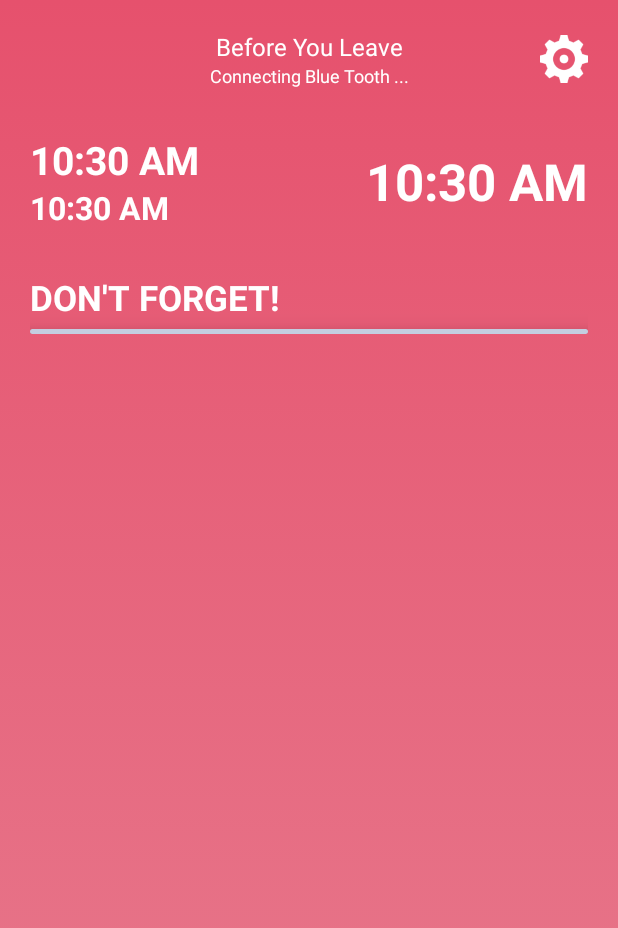
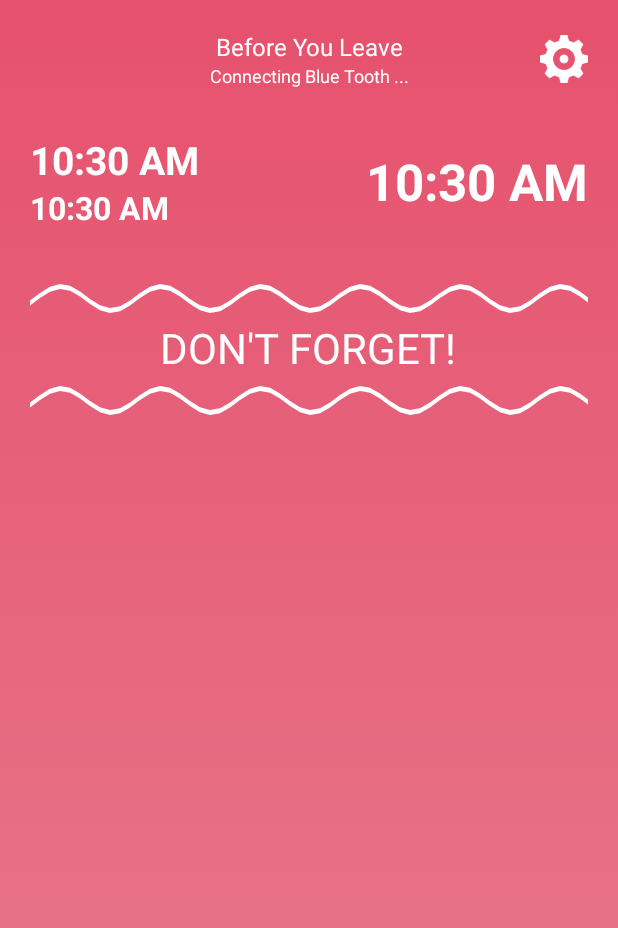
Before and after one commit to munhra/byouleave, an Android app: the screen it shows after launch (MainActivity), on a phone screen of 412 x 824 dp. Shown: the top 928 px of the screen. Run offline under Robolectric (Android 15) with nearby library versions, the phone set to English and light mode, and no system bars; libraries missing offline, so code that uses them is left out: com.google.api.client, com.google.api.services, pub.devrel.easypermissions; 3 statements that could not run were skipped.

Commit message:
added animated wavy line above and below 'Don't Forget' text

```diff
--- a/app/src/main/java/com/example/vntraal/byouleave/MainActivity.java
+++ b/app/src/main/java/com/example/vntraal/byouleave/MainActivity.java
@@ -269,7 +269,7 @@ public class MainActivity extends AppCompatActivity {
         } else {
             btManager = (BluetoothManager)getSystemService(Context.BLUETOOTH_SERVICE);
             calendarManager.startTask();
-            startService(new Intent(getBaseContext(), BluetoothConnection.class));
+//            startService(new Intent(getBaseContext(), BluetoothConnection.class));
             callAsynchronousTask();
         }
     }
--- /dev/null
+++ b/app/src/main/java/com/example/vntraal/byouleave/WaveView.java
@@ -0,0 +1,113 @@
+package com.example.vntraal.byouleave;
+
+import android.content.Context;
+import android.content.res.TypedArray;
+import android.graphics.Canvas;
+import android.graphics.Color;
+import android.graphics.Paint;
+import android.graphics.Path;
+import android.os.Handler;
+import android.util.AttributeSet;
+import android.util.Log;
+import android.view.View;
+
+/**
+ * Created by vntants on 9/4/17.
+ */
+
+public class WaveView extends View {
+
+    private Handler handler;
+    private Context mContext = null;
+
+    private int width = 0;
+
+    /**
+     * x, y are used to plot the path for wave
+     */
+    float x;
+    float y;
+
+    private Paint firstWaveColor;
+
+    int lineThickness = 5;
+    int amplitudeFactor = 12;
+    int period = 50;
+    int amplitude = 80;
+    private float shift = 0;
+
+    private int quadrant;
+
+    Path firstWavePath = new Path();
+
+    private float speed = (float) 0.1;
+
+    public WaveView(Context context) {
+        super(context);
+        init(context);
+    }
+
+    public WaveView(Context context, AttributeSet attrs) {
+        super(context, attrs);
+        init(context);
+    }
+
+    private void init(Context context) {
+
+        mContext = context;
+
+        firstWaveColor = new Paint();
+        firstWaveColor.setAntiAlias(true);
+        firstWaveColor.setStrokeWidth(2);
+        firstWaveColor.setColor(Color.parseColor("#FFFFFF"));
+
+        handler = new Handler();
+        handler.postDelayed(new WaveRunnable(), 16);
+    }
+
+    @Override
+    protected void onDraw(Canvas canvas) {
+        super.onDraw(canvas);
+
+        canvas.drawColor(Color.alpha(0));
+        quadrant = getHeight()/2;
+        width = canvas.getWidth();
+
+        firstWavePath.lineTo(0, quadrant);
+
+        int i;
+
+        for (i = 0; i < width + 10; i = i + 10) {
+            x = (float) i;
+
+            y = quadrant + amplitudeFactor * (float) Math.sin(((i + 10) * Math.PI / period) + shift);
+
+            firstWavePath.lineTo(x, y);
+        }
+        firstWavePath.lineTo(getWidth(), lineThickness);
+
+        for (i = i + 0; i >= 0; i = i - 10) {
+            x = (float) i;
+
+            y = quadrant + lineThickness + amplitudeFactor * (float) Math.sin(((i + 10) * Math.PI / period) + shift);
+
+            firstWavePath.lineTo(x, y);
+        }
+
+        canvas.drawPath(firstWavePath, firstWaveColor);
+    }
+
+    private class WaveRunnable implements Runnable {
+
+        /**
+         * This runnable helps to run animation in an infinite loop
+         */
+        @Override
+        public void run() {
+            firstWavePath.reset();
+            shift = shift + speed;
+            invalidate();
+            handler.postDelayed(new WaveRunnable(), 16);
+        }
+    }
+}
--- a/app/src/main/res/layout/activity_main.xml
+++ b/app/src/main/res/layout/activity_main.xml
@@ -38,7 +38,7 @@
                 android:gravity="center"
                 android:text="Before You Leave"
                 android:textSize="16dp"
-                android:textColor="#FFFFFF"/>
+                android:textColor="#FFFFFF" />
 
             <TextView
                 android:id="@+id/doorStatusText"
@@ -112,23 +112,24 @@
         android:layout_height="wrap_content"
         android:orientation="vertical"
         android:layout_marginTop="30dp"
-        android:gravity="left">
+        android:gravity="center">
+
+        <com.example.vntraal.byouleave.WaveView
+            android:layout_width="match_parent"
+            android:layout_height="30dp" />
 
         <TextView
             android:layout_width="wrap_content"
             android:layout_height="wrap_content"
             android:gravity="center"
             android:text="DON'T FORGET!"
-            android:textSize="23dp"
-            android:textStyle="bold"
-            android:textColor="#FFFFFF"/>
+            android:textSize="28dp"
+            android:textStyle="normal"
+            android:textColor="#FFFFFF" />
 
-        <ImageView
+        <com.example.vntraal.byouleave.WaveView
             android:layout_width="match_parent"
-            android:layout_height="3dp"
-            android:layout_marginTop="5dp"
-            android:background="@drawable/shape"
-            android:elevation="10dp"/>
+            android:layout_height="30dp" />
 
     </LinearLayout>
 
```
